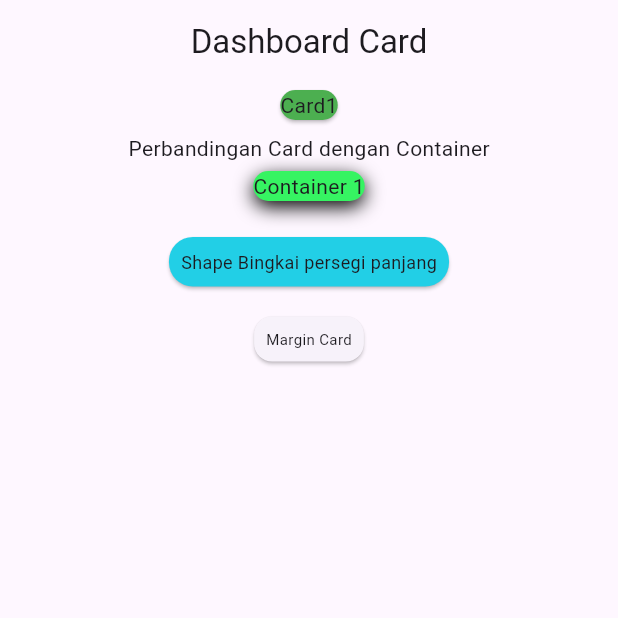
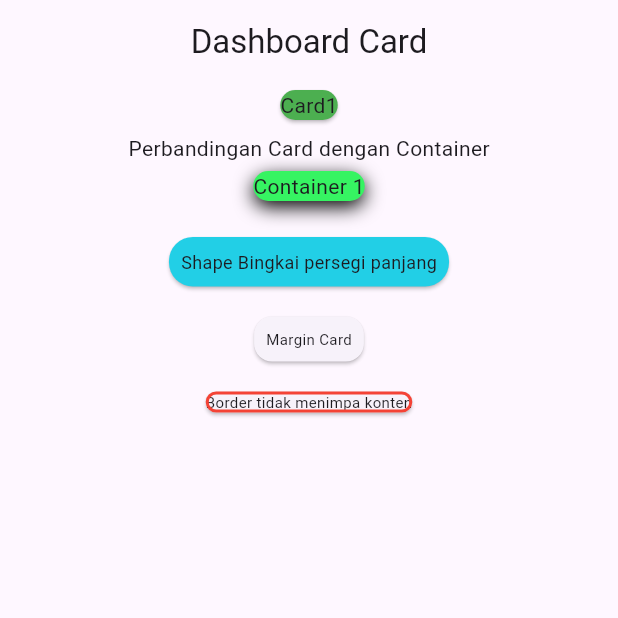
Before and after one commit to AryaPramudya898/latihan8, a Flutter app: the screen it shows after launch, on a phone screen of 412 x 824 dp, the top half of it. Run offline on Flutter 3.47's test engine with Material 3 defaults, Android fonts, the light colour scheme and no system bars.

Commit message:
Membuat border card

```diff
--- a/lib/card/card.dart
+++ b/lib/card/card.dart
@@ -54,6 +54,15 @@ class MyCard extends StatelessWidget {
                    child: Text("Margin Card", style: TextStyle(fontSize: 10.0)),
                   ),
                   ),
+                  Card(
+                  shape: RoundedRectangleBorder(
+                  borderRadius: BorderRadius.circular(16),
+                  side: BorderSide(color: Colors.red, width: 2),
+                  ),
+                  borderOnForeground: true, // false
+                  child: Text("Border tidak menimpa konten", style: TextStyle(fontSize: 10.0)),
+
+),
 
             ],
           ),
```
